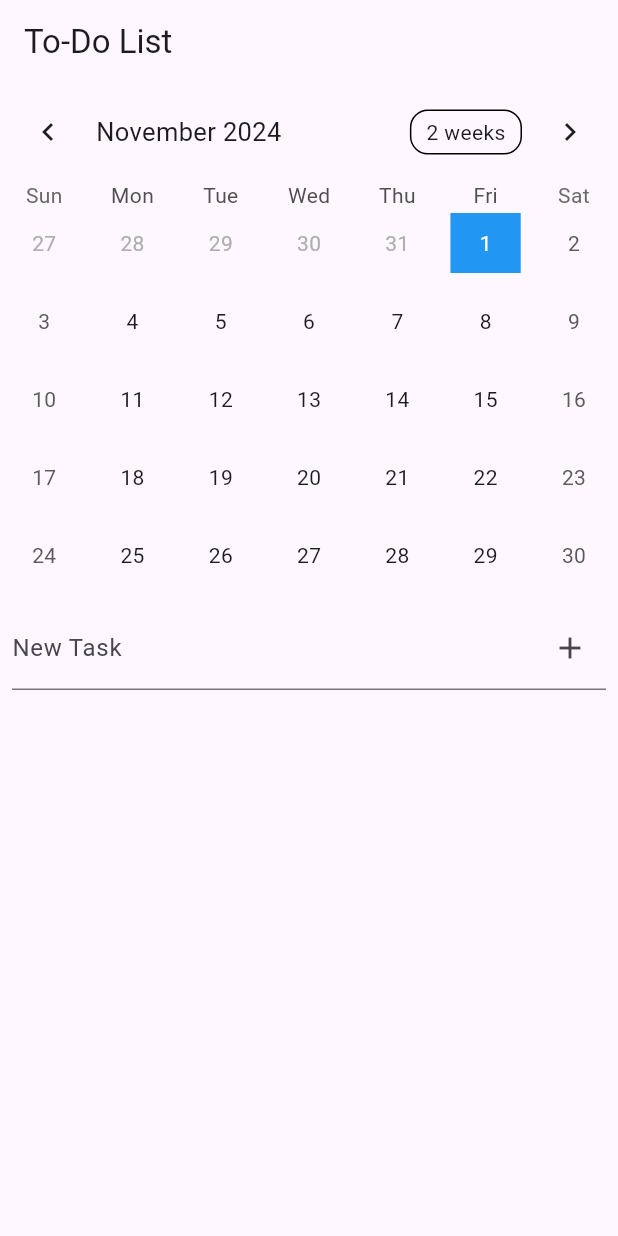
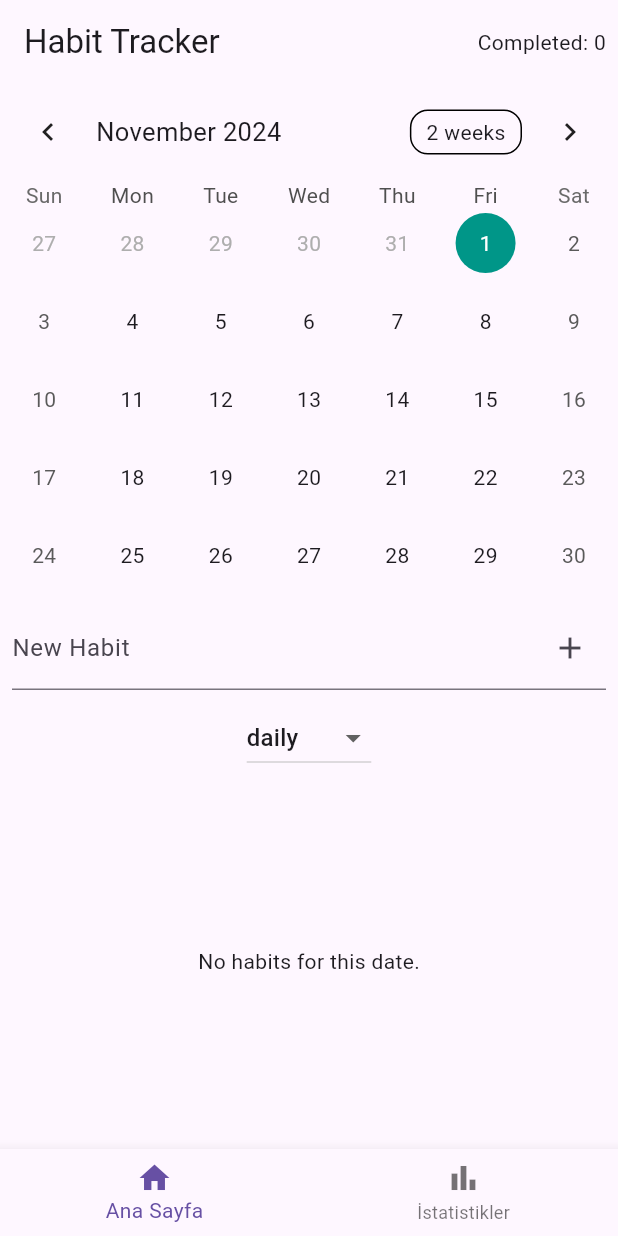
Before and after one commit to stg7x/Habit-Tracker, a Flutter app: the screen it shows after launch, on a phone screen of 412 x 824 dp. Run offline on Flutter 3.47's test engine with Material 3 defaults, Android fonts, the phone set to English and light mode, and no system bars; drawn by our look-alikes of table_calendar.

```diff
--- a/lib/main.dart
+++ b/lib/main.dart
@@ -2,43 +2,59 @@ import 'package:flutter/material.dart';
 import 'package:provider/provider.dart';
 import 'package:table_calendar/table_calendar.dart';
 
-// Task model
-class Task {
+enum Recurrence { daily, weekly, monthly }
+
+class Habit {
   String name;
   bool isDone;
-  DateTime date; // Yeni tarih özelliği eklendi
+  DateTime date;
+  Color color;
+  Recurrence recurrence;
 
-  Task({required this.name, this.isDone = false, required this.date});
+  Habit({
+    required this.name,
+    this.isDone = false,
+    required this.date,
+    required this.color,
+    required this.recurrence,
+  });
 }
 
-// Task Provider
-class TaskProvider with ChangeNotifier {
-  List<Task> _tasks = [];
+class HabitProvider with ChangeNotifier {
+  final List<Habit> _habits = [];
 
-  List<Task> get tasks => _tasks;
+  List<Habit> get habits => _habits;
 
-  void addTask(String taskName, DateTime date) {
-    _tasks.add(Task(name: taskName, date: date)); // Task'e tarih bilgisi ile ekleme yapıldı
+  void addHabit(String habitName, DateTime date, Color color, Recurrence recurrence) {
+    _habits.add(Habit(name: habitName, date: date, color: color, recurrence: recurrence));
     notifyListeners();
   }
 
-  void toggleTaskStatus(int index) {
-    _tasks[index].isDone = !_tasks[index].isDone;
+  void toggleHabitStatus(int index) {
+    _habits[index].isDone = !_habits[index].isDone;
     notifyListeners();
   }
 
-  void removeTask(int index) {
-    _tasks.removeAt(index);
-    notifyListeners();
+  List<Habit> getHabitsForDate(DateTime date) {
+    return _habits.where((habit) {
+      if (habit.date.isSameDate(date)) return true;
+      if (habit.recurrence == Recurrence.daily) return true;
+      if (habit.recurrence == Recurrence.weekly && date.weekday == habit.date.weekday) return true;
+      if (habit.recurrence == Recurrence.monthly && date.day == habit.date.day) return true;
+      return false;
+    }).toList();
   }
 
-  // Seçilen tarihe göre görevleri döndüren fonksiyon
-  List<Task> getTasksForDate(DateTime date) {
-    return _tasks.where((task) => task.date.isSameDate(date)).toList();
+  int getCompletedCount() {
+    return _habits.where((habit) => habit.isDone).length;
+  }
+
+  void removeHabit(int index) {
+    _habits.removeAt(index);
+    notifyListeners();
   }
 }
 
-// Tarih kontrolü için yardımcı fonksiyon
 extension DateTimeComparison on DateTime {
   bool isSameDate(DateTime other) {
     return this.year == other.year && this.month == other.month && this.day == other.day;
@@ -48,7 +64,7 @@ extension DateTimeComparison on DateTime {
 void main() {
   runApp(
     ChangeNotifierProvider(
-      create: (context) => TaskProvider(),
+      create: (context) => HabitProvider(),
       child: MyApp(),
     ),
   );
@@ -58,36 +74,87 @@ class MyApp extends StatelessWidget {
   @override
   Widget build(BuildContext context) {
     return MaterialApp(
-      title: 'To-Do List',
-      theme: ThemeData(primarySwatch: Colors.blue),
-      home: TodoListScreen(),
+      title: 'Habit Tracker',
+      theme: ThemeData(primarySwatch: Colors.teal),
+      home: MainScreen(),
     );
   }
 }
 
-// To-Do List ekranı artık StatefulWidget olarak tanımlandı
-class TodoListScreen extends StatefulWidget {
+class MainScreen extends StatefulWidget {
   @override
-  _TodoListScreenState createState() => _TodoListScreenState();
+  _MainScreenState createState() => _MainScreenState();
 }
 
-// TodoListScreen'in State'i
-class _TodoListScreenState extends State<TodoListScreen> {
-  final TextEditingController _controller = TextEditingController();
-  DateTime _selectedDate = DateTime.now(); // Seçilen tarihi tutmak için bir değişken
+class _MainScreenState extends State<MainScreen> {
+  int _selectedIndex = 0;
+
+  // Sayfalarımızı tanımlıyoruz
+  final List<Widget> _pages = [
+    HabitListScreen(),
+    StatisticsScreen(),
+  ];
+
+  void _onItemTapped(int index) {
+    setState(() {
+      _selectedIndex = index;
+    });
+  }
 
   @override
   Widget build(BuildContext context) {
-    final taskProvider = Provider.of<TaskProvider>(context);
+    return Scaffold(
+      body: _pages[_selectedIndex],
+      bottomNavigationBar: BottomNavigationBar(
+        items: const [
+          BottomNavigationBarItem(
+            icon: Icon(Icons.home),
+            label: 'Ana Sayfa',
+          ),
+          BottomNavigationBarItem(
+            icon: Icon(Icons.bar_chart),
+            label: 'İstatistikler',
+          ),
+        ],
+        currentIndex: _selectedIndex,
+        onTap: _onItemTapped,
+      ),
+    );
+  }
+}
+
+class HabitListScreen extends StatefulWidget {
+  @override
+  _HabitListScreenState createState() => _HabitListScreenState();
+}
+
+class _HabitListScreenState extends State<HabitListScreen> {
+  final TextEditingController _controller = TextEditingController();
+  DateTime _selectedDate = DateTime.now();
+  Color _selectedColor = Colors.blue;
+  Recurrence _selectedRecurrence = Recurrence.daily;
+
+  @override
+  Widget build(BuildContext context) {
+    final habitProvider = Provider.of<HabitProvider>(context);
+    final habitsForSelectedDate = habitProvider.getHabitsForDate(_selectedDate);
 
     return Scaffold(
-      appBar: AppBar(title: Text('To-Do List')),
+      appBar: AppBar(
+        title: Text('Habit Tracker'),
+        actions: [
+          Padding(
+            padding: const EdgeInsets.all(8.0),
+            child: Center(child: Text('Completed: ${habitProvider.getCompletedCount()}')),
+          ),
+        ],
+      ),
       body: Column(
         children: [
           CalendarWidget(
-            onDaySelected: (selectedDay, focusedDay) { // Takvimden tarih seçme
+            onDaySelected: (selectedDay, focusedDay) {
               setState(() {
-                _selectedDate = selectedDay; // Seçilen tarih güncelleniyor
+                _selectedDate = selectedDay;
               });
             },
           ),
@@ -96,12 +163,12 @@ class _TodoListScreenState extends State<TodoListScreen> {
             child: TextField(
               controller: _controller,
               decoration: InputDecoration(
-                labelText: 'New Task',
+                labelText: 'New Habit',
                 suffixIcon: IconButton(
                   icon: Icon(Icons.add),
                   onPressed: () {
                     if (_controller.text.isNotEmpty) {
-                      taskProvider.addTask(_controller.text, _selectedDate); // Seçilen tarih ile görev ekleme
+                      habitProvider.addHabit(_controller.text, _selectedDate, _selectedColor, _selectedRecurrence);
                       _controller.clear();
                     }
                   },
@@ -109,28 +176,47 @@ class _TodoListScreenState extends State<TodoListScreen> {
               ),
             ),
           ),
+          DropdownButton<Recurrence>(
+            value: _selectedRecurrence,
+            items: Recurrence.values.map((Recurrence recurrence) {
+              return DropdownMenuItem<Recurrence>(
+                value: recurrence,
+                child: Text(recurrence.toString().split('.').last),
+              );
+            }).toList(),
+            onChanged: (Recurrence? newValue) {
+              setState(() {
+                _selectedRecurrence = newValue!;
+              });
+            },
+          ),
           Expanded(
-            child: ListView.builder(
-              itemCount: taskProvider.getTasksForDate(_selectedDate).length, // Seçilen tarihe göre görev listeleme
+            child: habitsForSelectedDate.isEmpty
+                ? Center(child: Text('No habits for this date.'))
+                : ListView.builder(
+                    itemCount: habitsForSelectedDate.length,
                     itemBuilder: (context, index) {
-                final task = taskProvider.getTasksForDate(_selectedDate)[index]; // Seçilen tarihe göre görevleri al
+                      final habit = habitsForSelectedDate[index];
                       return ListTile(
                         title: Text(
-                    task.name,
+                          habit.name,
                           style: TextStyle(
-                      decoration: task.isDone ? TextDecoration.lineThrough : null,
+                            decoration: habit.isDone ? TextDecoration.lineThrough : null,
+                            color: habit.color,
                           ),
                         ),
                         leading: Checkbox(
-                    value: task.isDone,
+                          value: habit.isDone,
                           onChanged: (value) {
-                      taskProvider.toggleTaskStatus(index);
+                            habitProvider.toggleHabitStatus(habitProvider.habits.indexOf(habit));
+                            ScaffoldMessenger.of(context).showSnackBar(SnackBar(content: Text('Habit status updated')));
                           },
                         ),
                         trailing: IconButton(
                           icon: Icon(Icons.delete),
                           onPressed: () {
-                      taskProvider.removeTask(index);
+                            habitProvider.removeHabit(habitProvider.habits.indexOf(habit));
+                            ScaffoldMessenger.of(context).showSnackBar(SnackBar(content: Text('Habit deleted')));
                           },
                         ),
                       );
@@ -143,41 +229,61 @@ class _TodoListScreenState extends State<TodoListScreen> {
   }
 }
 
-// Takvim bileşeni
+class StatisticsScreen extends StatelessWidget {
+  @override
+  Widget build(BuildContext context) {
+    final habitProvider = Provider.of<HabitProvider>(context);
+    return Scaffold(
+      appBar: AppBar(
+        title: Text('İstatistikler'),
+      ),
+      body: Center(
+        child: Text(
+          'Tamamlanan Görev Sayısı: ${habitProvider.getCompletedCount()}',
+          style: TextStyle(fontSize: 20),
+        ),
+      ),
+    );
+  }
+}
 
-class CalendarWidget extends StatelessWidget {
-  final Function(DateTime, DateTime) onDaySelected; // onDaySelected parametresi
+class CalendarWidget extends StatefulWidget {
+  final Function(DateTime, DateTime) onDaySelected;
 
-  CalendarWidget({required this.onDaySelected});
+  CalendarWidget({Key? key, required this.onDaySelected}) : super(key: key);
+
+  @override
+  _CalendarWidgetState createState() => _CalendarWidgetState();
+}
+
+class _CalendarWidgetState extends State<CalendarWidget> {
+  DateTime _focusedDay = DateTime.now();
 
   @override
   Widget build(BuildContext context) {
-    // _TodoListScreenState'e erişim
-    final _TodoListScreenState state = context.findAncestorStateOfType<_TodoListScreenState>()!;
+    final state = context.findAncestorStateOfType<_HabitListScreenState>()!;
 
     return TableCalendar(
-      focusedDay: DateTime.now(),
+      focusedDay: _focusedDay,
       firstDay: DateTime(2000),
       lastDay: DateTime(2100),
       onDaySelected: (selectedDay, focusedDay) {
-        print('Seçilen Gün: $selectedDay'); // Seçilen gün konsola yazdırılır
-        onDaySelected(selectedDay, focusedDay);
+        setState(() {
+          state._selectedDate = selectedDay;
+          _focusedDay = focusedDay;
+        });
+        widget.onDaySelected(selectedDay, focusedDay);
       },
       calendarStyle: CalendarStyle(
         selectedDecoration: BoxDecoration(
-          color: Colors.blue, // Seçilen gün için arka plan rengi
-          shape: BoxShape.rectangle, // Şekil
+          color: Colors.teal,
+          shape: BoxShape.circle,
         ),
-        selectedTextStyle: TextStyle(
-          color: Colors.white, // Seçilen gün üzerindeki metin rengi
+        selectedTextStyle: TextStyle(color: Colors.white),
+        defaultDecoration: BoxDecoration(shape: BoxShape.rectangle),
       ),
-        defaultDecoration: BoxDecoration(
-          shape: BoxShape.rectangle,
-        ),
-      ),
-      // Seçilen günü kontrol etmek için
       selectedDayPredicate: (day) {
-        return day.isSameDate(state._selectedDate); // _selectedDate ile karşılaştırma
+        return day.isSameDate(state._selectedDate);
       },
     );
   }
--- a/pubspec.yaml
+++ b/pubspec.yaml
@@ -1,4 +1,4 @@
-name: to_do_list
+name: habit_tracker
 description: "A new Flutter project."
 publish_to: 'none'
 
```
Also changed, not shown: 2 other files. Lines whose indentation alone changed are shown as unchanged.
